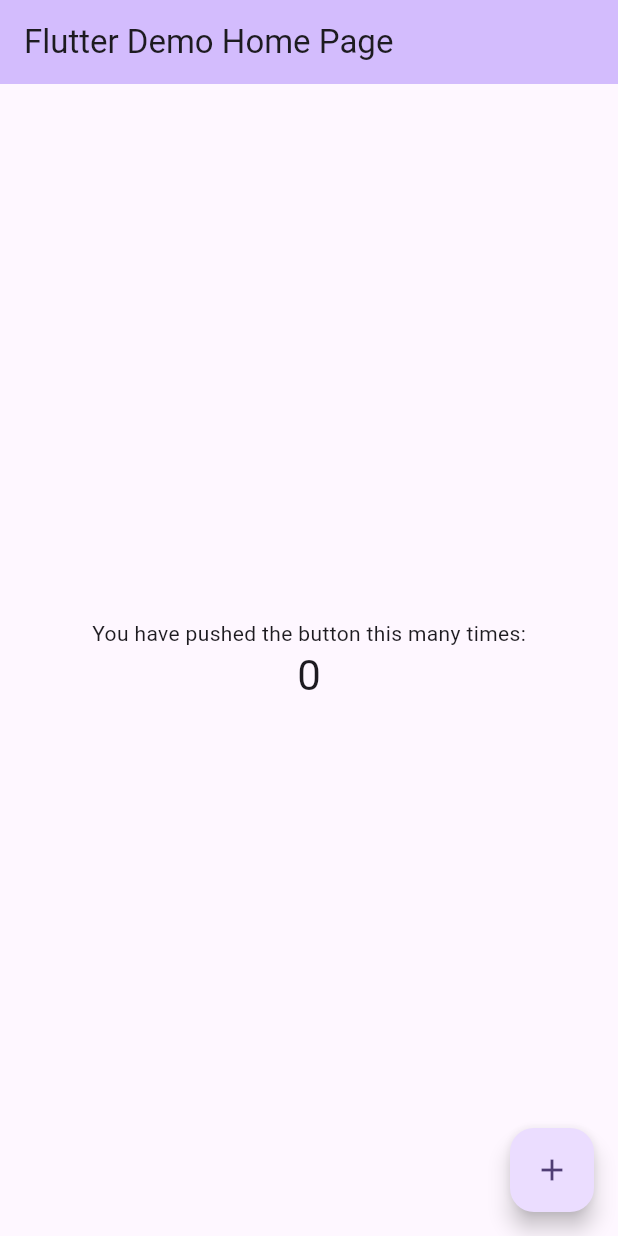
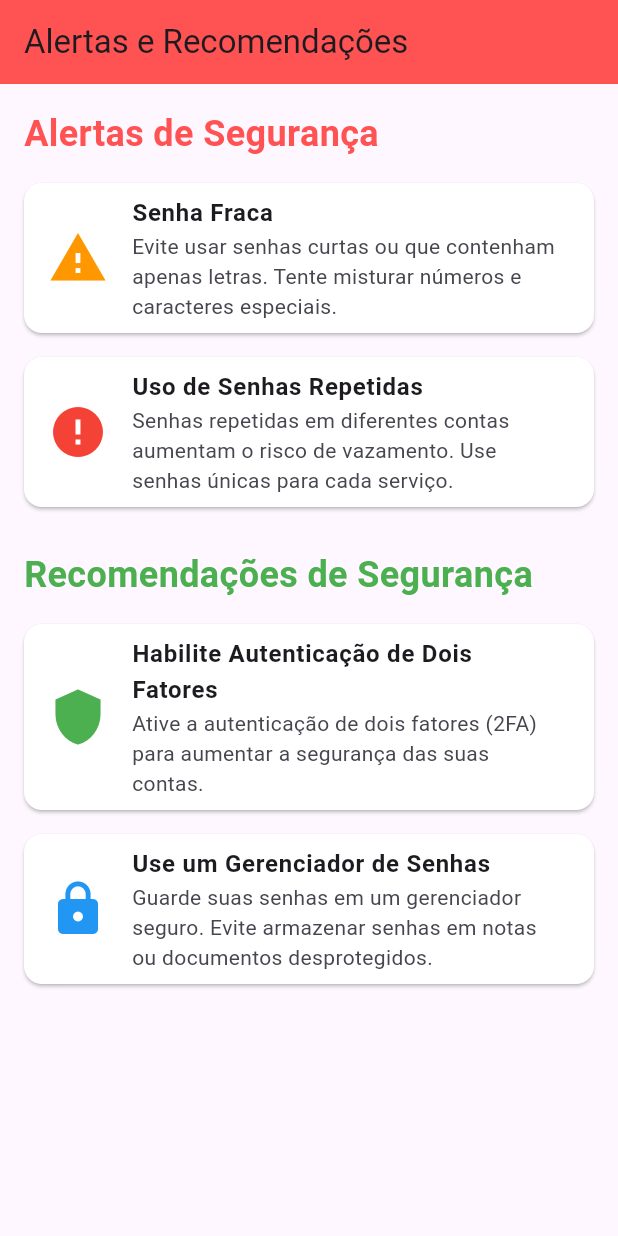
Before and after one commit to roncon06/app-ciberseguranca, a Flutter app: the screen it shows after launch, on a phone screen of 412 x 824 dp. Run offline on Flutter 3.47's test engine with Material 3 defaults, Android fonts, the phone set to English and light mode, and no system bars.

Commit message:
adiciona features

```diff
--- a/mobile/lib/main.dart
+++ b/mobile/lib/main.dart
@@ -1,4 +1,6 @@
 import 'package:flutter/material.dart';
+import 'package:mobile/screens/recomendacoes_screen.dart';
+import 'package:mobile/screens/senhas_screen.dart';
 
 void main() {
   runApp(const MyApp());
@@ -7,119 +9,10 @@
 class MyApp extends StatelessWidget {
   const MyApp({super.key});
 
-  // This widget is the root of your application.
   @override
   Widget build(BuildContext context) {
-    return MaterialApp(
-      title: 'Flutter Demo',
-      theme: ThemeData(
-        // This is the theme of your application.
-        //
-        // TRY THIS: Try running your application with "flutter run". You'll see
-        // the application has a purple toolbar. Then, without quitting the app,
-        // try changing the seedColor in the colorScheme below to Colors.green
-        // and then invoke "hot reload" (save your changes or press the "hot
-        // reload" button in a Flutter-supported IDE, or press "r" if you used
-        // the command line to start the app).
-        //
-        // Notice that the counter didn't reset back to zero; the application
-        // state is not lost during the reload. To reset the state, use hot
-        // restart instead.
-        //
-        // This works for code too, not just values: Most code changes can be
-        // tested with just a hot reload.
-        colorScheme: ColorScheme.fromSeed(seedColor: Colors.deepPurple),
-        useMaterial3: true,
-      ),
-      home: const MyHomePage(title: 'Flutter Demo Home Page'),
+    return const MaterialApp(
+      home: AlertasRecomendacoesScreen(),
     );
   }
 }
-
-class MyHomePage extends StatefulWidget {
-  const MyHomePage({super.key, required this.title});
-
-  // This widget is the home page of your application. It is stateful, meaning
-  // that it has a State object (defined below) that contains fields that affect
-  // how it looks.
-
-  // This class is the configuration for the state. It holds the values (in this
-  // case the title) provided by the parent (in this case the App widget) and
-  // used by the build method of the State. Fields in a Widget subclass are
-  // always marked "final".
-
-  final String title;
-
-  @override
-  State<MyHomePage> createState() => _MyHomePageState();
-}
-
-class _MyHomePageState extends State<MyHomePage> {
-  int _counter = 0;
-
-  void _incrementCounter() {
-    setState(() {
-      // This call to setState tells the Flutter framework that something has
-      // changed in this State, which causes it to rerun the build method below
-      // so that the display can reflect the updated values. If we changed
-      // _counter without calling setState(), then the build method would not be
-      // called again, and so nothing would appear to happen.
-      _counter++;
-    });
-  }
-
-  @override
-  Widget build(BuildContext context) {
-    // This method is rerun every time setState is called, for instance as done
-    // by the _incrementCounter method above.
-    //
-    // The Flutter framework has been optimized to make rerunning build methods
-    // fast, so that you can just rebuild anything that needs updating rather
-    // than having to individually change instances of widgets.
-    return Scaffold(
-      appBar: AppBar(
-        // TRY THIS: Try changing the color here to a specific color (to
-        // Colors.amber, perhaps?) and trigger a hot reload to see the AppBar
-        // change color while the other colors stay the same.
-        backgroundColor: Theme.of(context).colorScheme.inversePrimary,
-        // Here we take the value from the MyHomePage object that was created by
-        // the App.build method, and use it to set our appbar title.
-        title: Text(widget.title),
-      ),
-      body: Center(
-        // Center is a layout widget. It takes a single child and positions it
-        // in the middle of the parent.
-        child: Column(
-          // Column is also a layout widget. It takes a list of children and
-          // arranges them vertically. By default, it sizes itself to fit its
-          // children horizontally, and tries to be as tall as its parent.
-          //
-          // Column has various properties to control how it sizes itself and
-          // how it positions its children. Here we use mainAxisAlignment to
-          // center the children vertically; the main axis here is the vertical
-          // axis because Columns are vertical (the cross axis would be
-          // horizontal).
-          //
-          // TRY THIS: Invoke "debug painting" (choose the "Toggle Debug Paint"
-          // action in the IDE, or press "p" in the console), to see the
-          // wireframe for each widget.
-          mainAxisAlignment: MainAxisAlignment.center,
-          children: <Widget>[
-            const Text(
-              'You have pushed the button this many times:',
-            ),
-            Text(
-              '$_counter',
-              style: Theme.of(context).textTheme.headlineMedium,
-            ),
-          ],
-        ),
-      ),
-      floatingActionButton: FloatingActionButton(
-        onPressed: _incrementCounter,
-        tooltip: 'Increment',
-        child: const Icon(Icons.add),
-      ), // This trailing comma makes auto-formatting nicer for build methods.
-    );
-  }
-}
--- /dev/null
+++ b/mobile/lib/models/senhas.dart
@@ -0,0 +1,26 @@
+class Senhas{
+  String id;
+  String nome;
+  String senha;
+
+  Senhas({
+    required this.id,
+    required this.nome,
+    required this.senha,
+  });
+
+  Senhas.fromMap(Map<String, dynamic> map)
+      : id = map["id"],
+        nome = map["nome"],
+        senha = map["senha"];
+
+  Map<String, dynamic> toMap() {
+    return {
+      "id": id,
+      "nome": nome,
+      "senha": senha,
+    };
+  }
+
+
+}
--- /dev/null
+++ b/mobile/lib/screens/recomendacoes_screen.dart
@@ -0,0 +1,126 @@
+import 'package:flutter/material.dart';
+
+class AlertasRecomendacoesScreen extends StatelessWidget {
+  const AlertasRecomendacoesScreen({super.key});
+
+  @override
+  Widget build(BuildContext context) {
+    return Scaffold(
+      appBar: AppBar(
+        title: const Text('Alertas e Recomendações'),
+        backgroundColor: Colors.redAccent,
+      ),
+      body: Padding(
+        padding: const EdgeInsets.all(16.0),
+        child: Column(
+          crossAxisAlignment: CrossAxisAlignment.start,
+          children: [
+            const Text(
+              'Alertas de Segurança',
+              style: TextStyle(
+                fontSize: 24,
+                fontWeight: FontWeight.bold,
+                color: Colors.redAccent,
+              ),
+            ),
+            const SizedBox(height: 8),
+            AlertBox(
+              title: 'Senha Fraca',
+              message: 'Evite usar senhas curtas ou que contenham apenas letras. Tente misturar números e caracteres especiais.',
+              icon: Icons.warning,
+              iconColor: Colors.orange,
+            ),
+            AlertBox(
+              title: 'Uso de Senhas Repetidas',
+              message: 'Senhas repetidas em diferentes contas aumentam o risco de vazamento. Use senhas únicas para cada serviço.',
+              icon: Icons.error,
+              iconColor: Colors.red,
+            ),
+            const SizedBox(height: 20),
+            const Text(
+              'Recomendações de Segurança',
+              style: TextStyle(
+                fontSize: 24,
+                fontWeight: FontWeight.bold,
+                color: Colors.green,
+              ),
+            ),
+            const SizedBox(height: 8),
+            RecommendationBox(
+              title: 'Habilite Autenticação de Dois Fatores',
+              message: 'Ative a autenticação de dois fatores (2FA) para aumentar a segurança das suas contas.',
+              icon: Icons.shield,
+              iconColor: Colors.green,
+            ),
+            RecommendationBox(
+              title: 'Use um Gerenciador de Senhas',
+              message: 'Guarde suas senhas em um gerenciador seguro. Evite armazenar senhas em notas ou documentos desprotegidos.',
+              icon: Icons.lock,
+              iconColor: Colors.blue,
+            ),
+          ],
+        ),
+      ),
+    );
+  }
+}
+
+class AlertBox extends StatelessWidget {
+  final String title;
+  final String message;
+  final IconData icon;
+  final Color iconColor;
+
+  const AlertBox({
+    required this.title,
+    required this.message,
+    required this.icon,
+    required this.iconColor,
+  });
+
+  @override
+  Widget build(BuildContext context) {
+    return Card(
+      color: Colors.white,
+      margin: const EdgeInsets.symmetric(vertical: 8.0),
+      child: ListTile(
+        leading: Icon(icon, color: iconColor, size: 40),
+        title: Text(
+          title,
+          style: const TextStyle(fontWeight: FontWeight.bold),
+        ),
+        subtitle: Text(message),
+      ),
+    );
+  }
+}
+
+class RecommendationBox extends StatelessWidget {
+  final String title;
+  final String message;
+  final IconData icon;
+  final Color iconColor;
+
+  const RecommendationBox({
+    required this.title,
+    required this.message,
+    required this.icon,
+    required this.iconColor,
+  });
+
+  @override
+  Widget build(BuildContext context) {
+    return Card(
+      color: Colors.white,
+      margin: const EdgeInsets.symmetric(vertical: 8.0),
+      child: ListTile(
+        leading: Icon(icon, color: iconColor, size: 40),
+        title: Text(
+          title,
+          style: const TextStyle(fontWeight: FontWeight.bold),
+        ),
+        subtitle: Text(message),
+      ),
+    );
+  }
+}
--- /dev/null
+++ b/mobile/lib/screens/senhas_screen.dart
@@ -0,0 +1,46 @@
+import 'package:flutter/material.dart';
+
+class SenhasScreen extends StatelessWidget{
+  const SenhasScreen({super.key});
+
+  @override
+  Widget build(BuildContext context) {
+    return Scaffold(
+      appBar: AppBar(title: Text("Armazenamento de senhas")),
+      floatingActionButton: FloatingActionButton(
+        onPressed: () {
+          print("BOTÃO FOI CLICADO");
+        },
+        child: Icon(Icons.add),
+      ),
+      body: ListView(
+        children: const <Widget>[
+          Card(
+            child: ListTile(
+              title: Text('Instagram'),
+              subtitle:
+              Text('Passsword1234'),
+              trailing: Icon(Icons.edit),
+            ),
+          ),
+          Card(
+            child: ListTile(
+              title: Text('Banco'),
+              subtitle:
+              Text('Passsword4321'),
+              trailing: Icon(Icons.edit),
+            ),
+          ),
+          Card(
+            child: ListTile(
+              title: Text('Gmail'),
+              subtitle:
+              Text('Passsword0000'),
+              trailing: Icon(Icons.edit),
+            ),
+          )
+        ],
+      ),
+    );
+  }
+}
```
